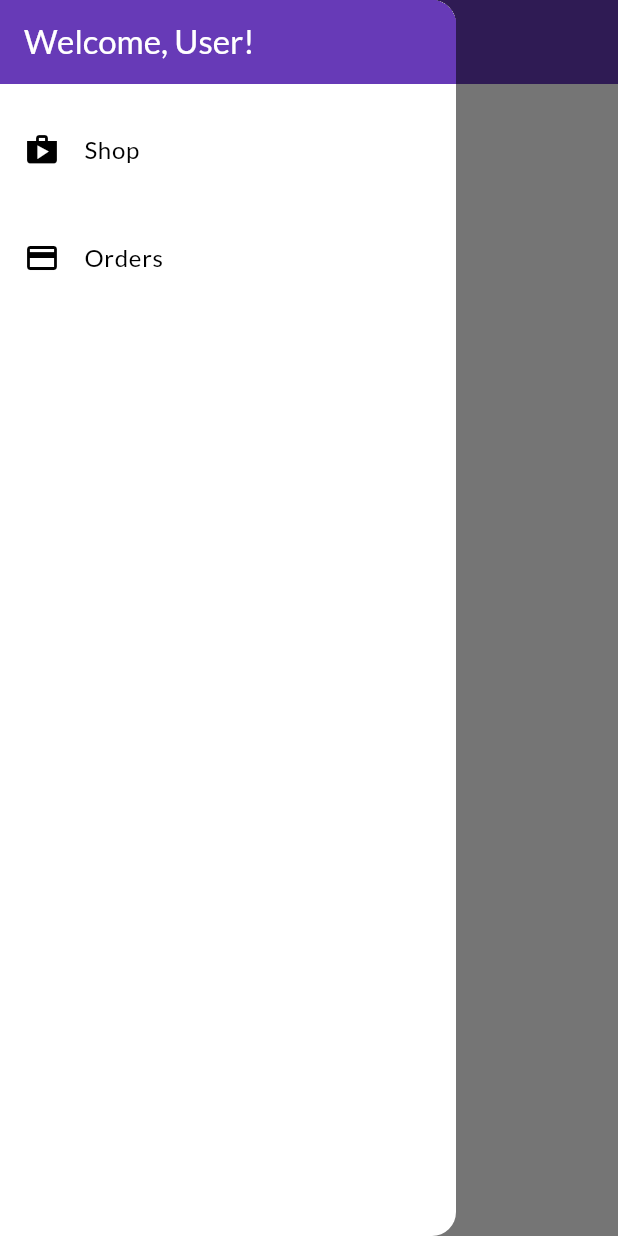
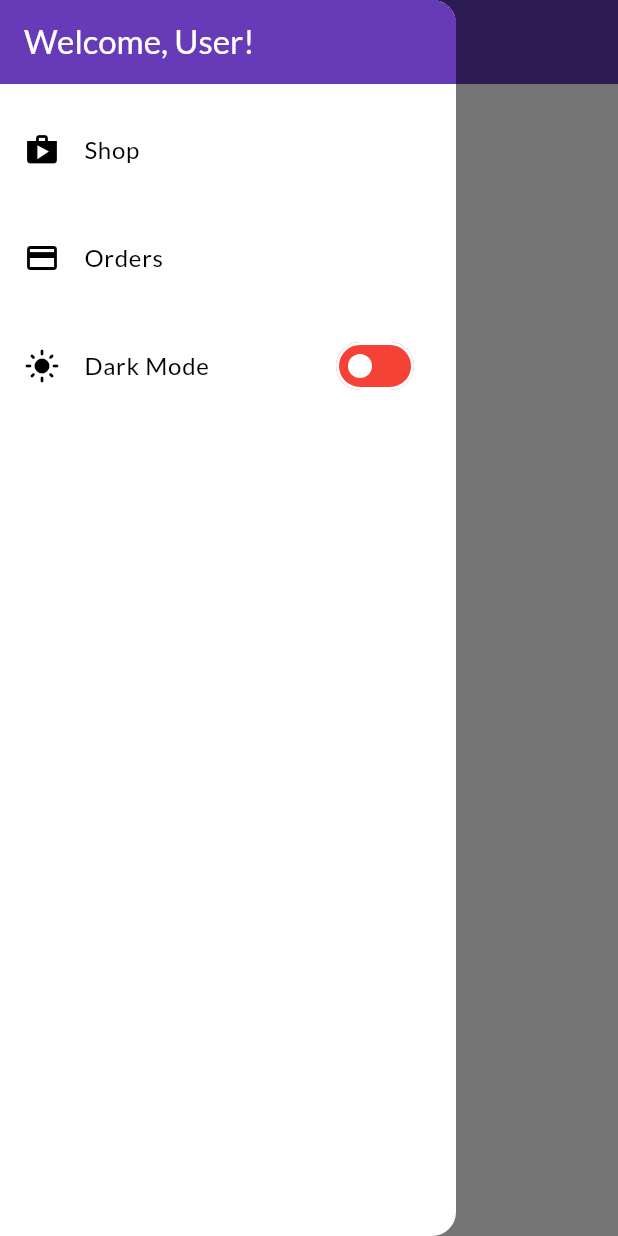
Before and after one commit to ottaviolucrii/shop, a Flutter app: the OrdersScreen screen opened by its route, with the side drawer open, on a phone screen of 412 x 824 dp. Run offline on Flutter 3.47's test engine with Material 3 defaults, Android fonts, the phone set to English and light mode, and no system bars; network calls fail.

Commit message:
Desenvolvi e deixei o app td certo para apresentar

```diff
--- a/lib/componets/app_drawer.dart
+++ b/lib/componets/app_drawer.dart
@@ -1,36 +1,61 @@
 import 'package:flutter/material.dart';
+import 'package:provider/provider.dart';
+import 'package:shop/utils/app_routes.dart';
+import 'package:shop/providers/theme_provider.dart';
 
 class AppDrawer extends StatelessWidget {
   const AppDrawer({super.key});
 
   @override
   Widget build(BuildContext context) {
+    final iconColor = Theme.of(context).iconTheme.color;
+
     return Drawer(
       child: Column(
         children: [
           AppBar(
             backgroundColor: Theme.of(context).colorScheme.primary,
-            title: const Text('Welcome, User!',
-                style: TextStyle(
-                  color: Colors.white,
-                )),
+            title: const Text(
+              'Welcome, User!',
+              style: TextStyle(
+                color: Colors.white,
+              ),
+            ),
             automaticallyImplyLeading: false,
           ),
           const Divider(),
           ListTile(
-            leading: const Icon(Icons.shop),
+            leading: Icon(Icons.shop, color: iconColor),
             title: const Text('Shop'),
             onTap: () {
-              Navigator.of(context).pushReplacementNamed('/');
+              Navigator.of(context).pushReplacementNamed(AppRoutes.HOME);
             },
           ),
           const Divider(),
           ListTile(
-            leading: const Icon(Icons.payment),
+            leading: Icon(Icons.payment, color: iconColor),
             title: const Text('Orders'),
             onTap: () {
-              Navigator.of(context).pushReplacementNamed('/orders');
+              Navigator.of(context).pushReplacementNamed(AppRoutes.ORDERS);
             },
+          ),
+          const Divider(),
+          Consumer<ThemeProvider>(
+            builder: (context, themeProvider, child) => SwitchListTile(
+              inactiveThumbColor: Colors.white,
+              inactiveTrackColor: Colors.red,
+              activeTrackColor: Colors.green,
+              activeColor: Colors.black,
+              title: const Text('Dark Mode'),
+              secondary: Icon(
+                themeProvider.isDarkMode ? Icons.dark_mode : Icons.light_mode,
+                color: iconColor,
+              ),
+              value: themeProvider.isDarkMode,
+              onChanged: (value) {
+                themeProvider.toggleTheme();
+              },
+            ),
           ),
         ],
       ),
--- /dev/null
+++ b/lib/providers/theme_provider.dart
@@ -0,0 +1,14 @@
+import 'package:flutter/material.dart';
+
+class ThemeProvider with ChangeNotifier {
+  bool _isDarkMode = false;
+
+  bool get isDarkMode => _isDarkMode;
+
+  ThemeMode get themeMode => _isDarkMode ? ThemeMode.dark : ThemeMode.light;
+
+  void toggleTheme() {
+    _isDarkMode = !_isDarkMode;
+    notifyListeners();
+  }
+}
```
Also changed, not shown: lib/main.dart (+22 -14 lines).
